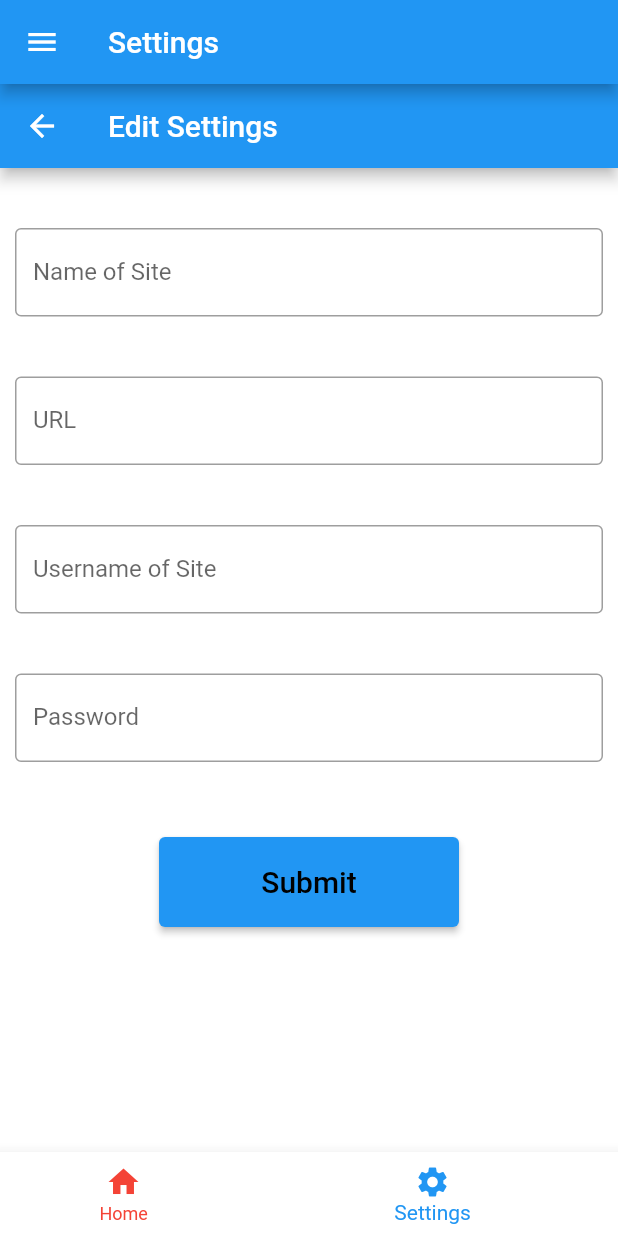
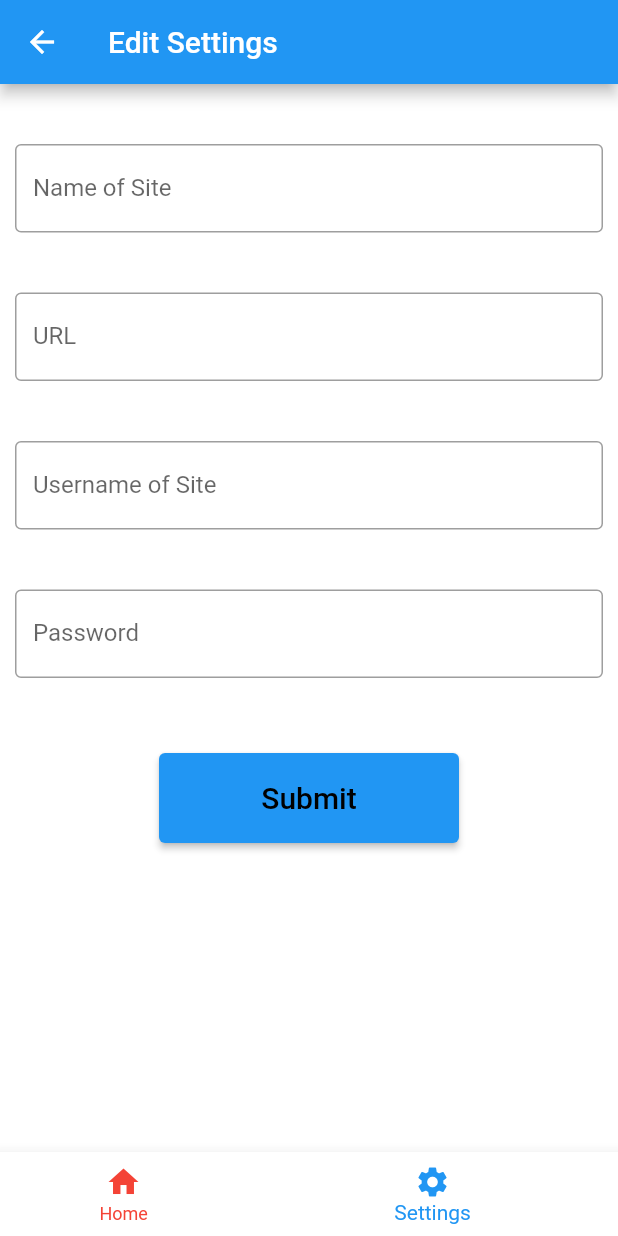
Before and after one commit to dcasas1/tesscuro, a Flutter app: the NavBar screen opened by its route, item 2 of the bottom bar chosen, on a phone screen of 412 x 824 dp. Run offline on Flutter 3.47's test engine with Material 2 defaults, Android fonts, the phone set to English and light mode, and no system bars; missing offline and left inert: encrypt; network calls fail.

Commit message:
Changes to edit settings in nav

```diff
--- a/lib/screens/nav_bar.dart
+++ b/lib/screens/nav_bar.dart
@@ -56,10 +56,10 @@ class _NavBarState extends State<NavBar> {
                 ),
               ],
             )
-          : AppBar(
-              leading: const Icon(Icons.menu),
-              title: Text(_pages[_selectedPageIndex]['title'] as String),
-            ),
+          : null,//AppBar(
+              //leading: const Icon(Icons.menu),
+              //title: Text(_pages[_selectedPageIndex]['title'] as String),
+
       body: _pages[_selectedPageIndex]['page'] as Widget,
       bottomNavigationBar: BottomNavigationBar(
         onTap: _selectPage,
```
